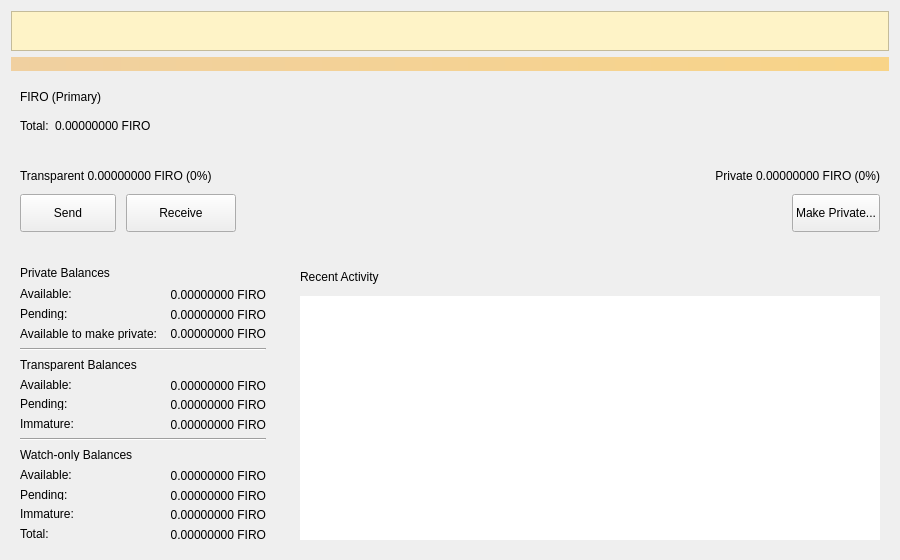
Qt form src/qt/forms/overviewpage.ui (firoorg/firo) before a commit.
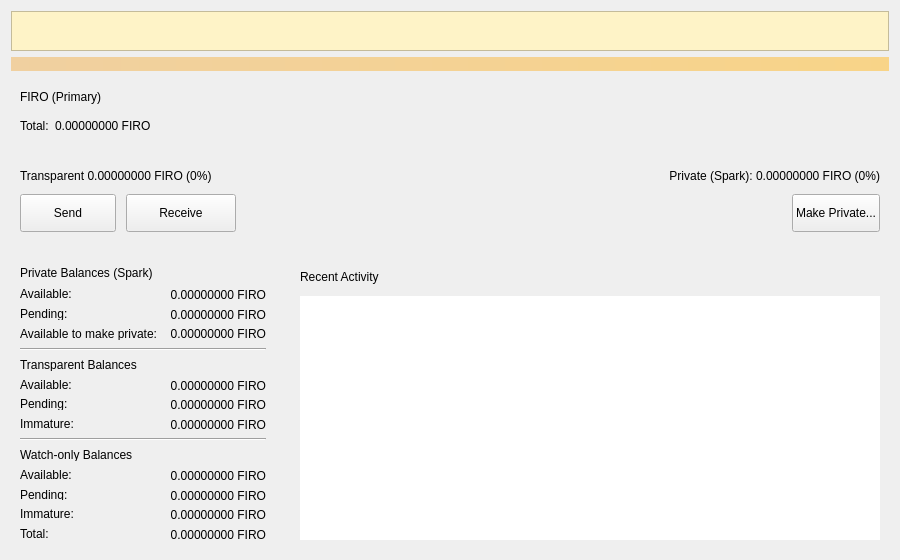
The same form after that commit. Icons and pictures are not drawn.

Commit message: Qt: identify Spark private balances

Patch:
```diff
--- a/src/qt/forms/overviewpage.ui
+++ b/src/qt/forms/overviewpage.ui
@@ -212,7 +212,7 @@
           </item>
           <item>
            <widget class="QLabel" name="labelPrivateSplit">
-            <property name="text"><string>Private 0.00000000 FIRO (0%)</string></property>
+            <property name="text"><string>Private (Spark): 0.00000000 FIRO (0%)</string></property>
             <property name="alignment"><set>Qt::AlignRight|Qt::AlignVCenter</set></property>
            </widget>
           </item>
@@ -273,7 +273,7 @@
         <property name="spacing"><number>8</number></property>
         <item>
          <widget class="QLabel" name="label_5">
-          <property name="text"><string>Private Balances</string></property>
+          <property name="text"><string>Private Balances (Spark)</string></property>
          </widget>
         </item>
         <item>
```
The commit also changes 1 other file.
